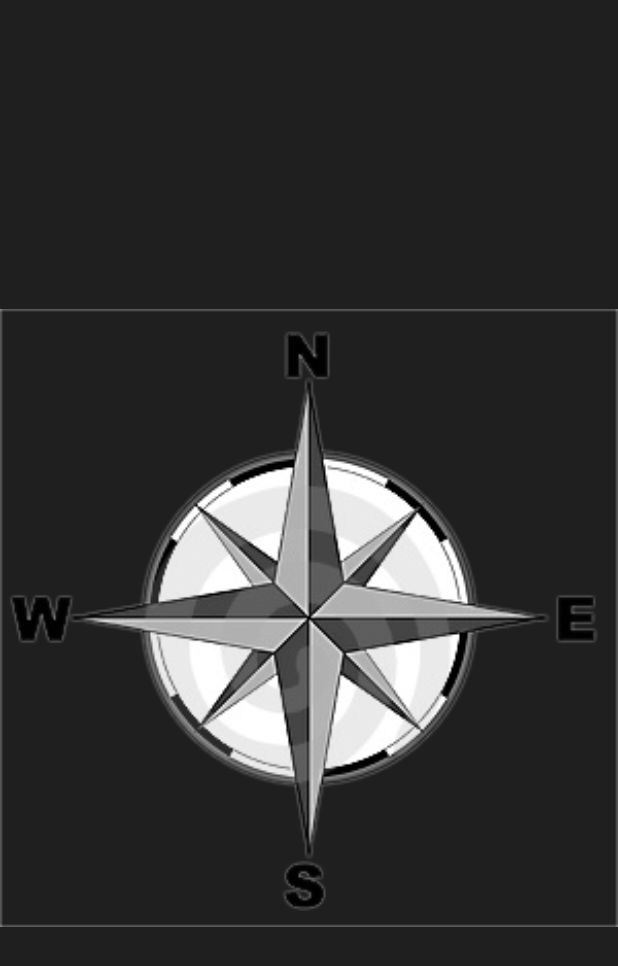
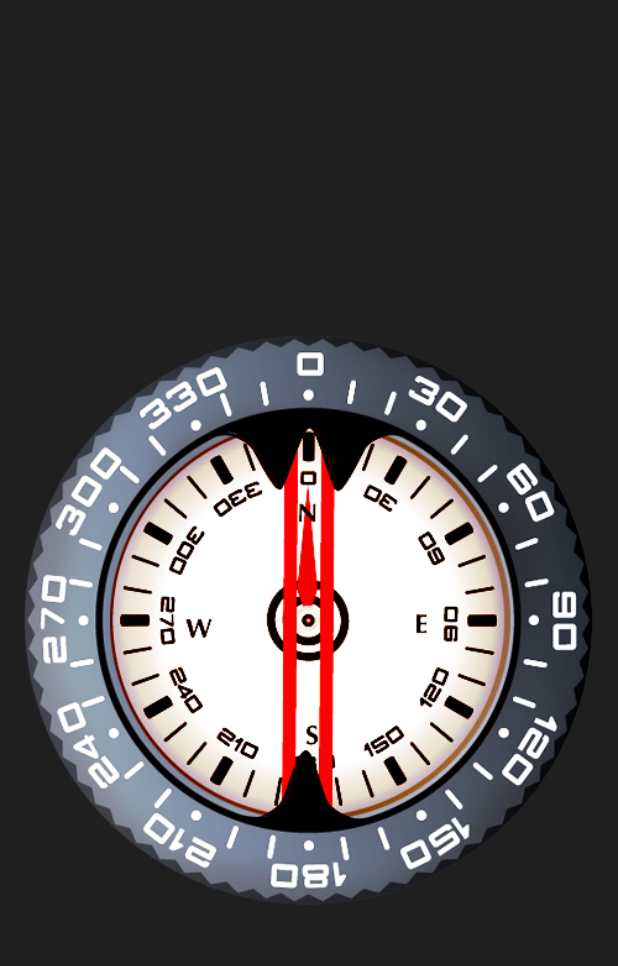
Before and after one commit to ahuskano/Sensors-Adventure, an Android app: the layout fragment_compas.xml on its own in the app's theme, with its tools: preview values and no code run, on a phone screen of 412 x 824 dp. Shown: the top 966 px of the screen. Run offline under Robolectric (Android 15) with nearby library versions, the phone set to English and light mode, and no system bars.

Commit message:
New icone and compas image

```diff
--- a/app/src/main/AndroidManifest.xml
+++ b/app/src/main/AndroidManifest.xml
@@ -4,7 +4,7 @@
 
     <application
         android:allowBackup="true"
-        android:icon="@drawable/ic_wufy"
+        android:icon="@drawable/icon_alen"
         android:label="@string/app_name"
         android:theme="@style/wuffyTheme">
         <activity
--- a/app/src/main/res/layout/fragment_compas.xml
+++ b/app/src/main/res/layout/fragment_compas.xml
@@ -8,6 +8,6 @@
         android:id="@+id/ivCompas"
         android:layout_width="match_parent"
         android:layout_height="match_parent"
-        android:src="@drawable/compass"/>
+        android:src="@drawable/compass2"/>
 
 </LinearLayout>
--- a/app/src/main/res/values/styles.xml
+++ b/app/src/main/res/values/styles.xml
@@ -8,7 +8,7 @@
 
     <style name="actionBarStyle" parent="@android:style/Widget.Holo.Light.ActionBar.Solid.Inverse">
         <item name="android:background">@color/winter_sun_blue_darker_ligh</item>
-        <item name="android:icon">@drawable/ic_wufy</item>
+        <item name="android:icon">@drawable/icon_alen</item>
     </style>
 
     <style name="menuDrawerCategory">
```
Also changed, not shown: app/src/main/res/drawable-hdpi/compass2.png (added), app/src/main/res/drawable-hdpi/icon_alen.png (added).
